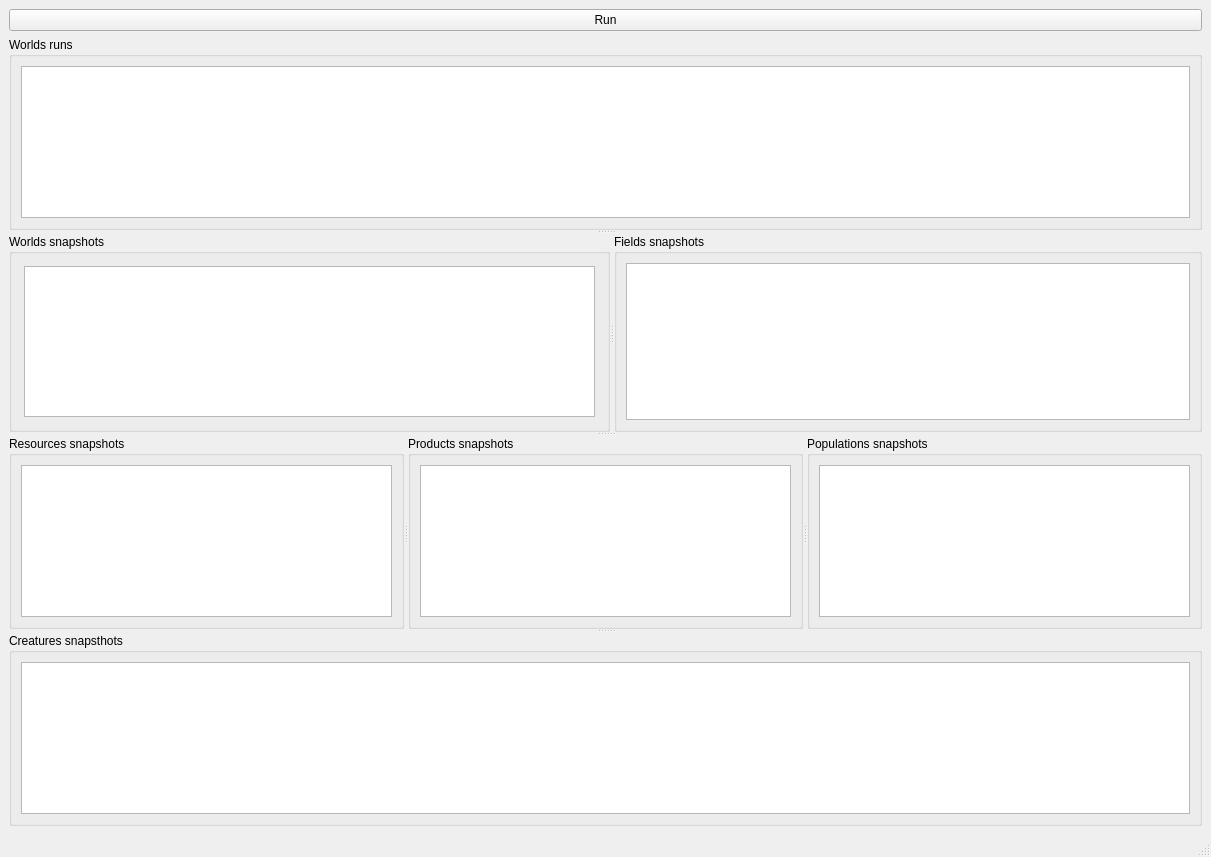
Before: the Qt Designer form browser/mainwindow.ui in wkoziej/simulacrum, drawn with Qt 5.
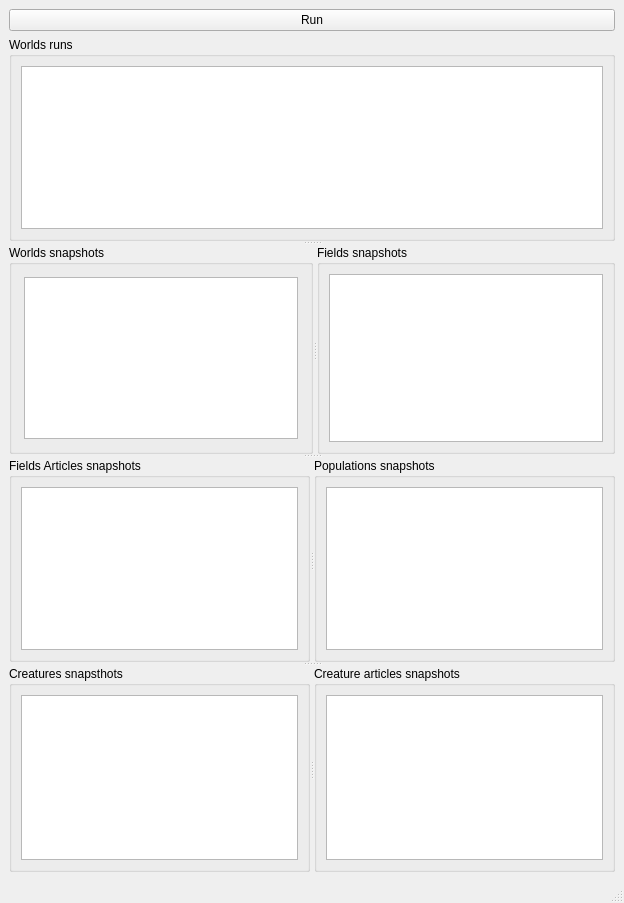
After: the same form once the commit is applied.

```diff
--- a/browser/mainwindow.ui
+++ b/browser/mainwindow.ui
@@ -6,16 +6,27 @@
    <rect>
     <x>0</x>
     <y>0</y>
-    <width>1211</width>
-    <height>857</height>
+    <width>624</width>
+    <height>903</height>
    </rect>
   </property>
   <property name="windowTitle">
    <string>MainWindow</string>
   </property>
   <widget class="QWidget" name="centralwidget">
-   <layout class="QGridLayout" name="gridLayout_8">
+   <layout class="QGridLayout" name="gridLayout_5">
+    <item row="0" column="0">
+     <widget class="QPushButton" name="pushButton">
+      <property name="text">
+       <string>Run</string>
+      </property>
+     </widget>
+    </item>
     <item row="1" column="0">
+     <widget class="QSplitter" name="splitter_5">
+      <property name="orientation">
+       <enum>Qt::Vertical</enum>
+      </property>
      <widget class="QSplitter" name="splitter_3">
       <property name="orientation">
        <enum>Qt::Vertical</enum>
@@ -65,19 +76,9 @@
        <property name="orientation">
         <enum>Qt::Horizontal</enum>
        </property>
-       <widget class="QGroupBox" name="groupBox_5">
-        <property name="title">
-         <string>Resources snapshots </string>
-        </property>
-        <layout class="QGridLayout" name="gridLayout_5">
-         <item row="0" column="1">
-          <widget class="QTableView" name="fieldResourcesTableView"/>
-         </item>
-        </layout>
-       </widget>
        <widget class="QGroupBox" name="groupBox_6">
         <property name="title">
-         <string>Products snapshots</string>
+          <string>Fields Articles snapshots</string>
         </property>
         <layout class="QGridLayout" name="gridLayout_6">
          <item row="0" column="0">
@@ -96,24 +97,33 @@
         </layout>
        </widget>
       </widget>
+      </widget>
+      <widget class="QSplitter" name="splitter_4">
+       <property name="orientation">
+        <enum>Qt::Horizontal</enum>
+       </property>
       <widget class="QGroupBox" name="groupBox_7">
        <property name="title">
         <string>Creatures snapsthots</string>
        </property>
-       <layout class="QGridLayout" name="gridLayout_7">
-        <item row="0" column="0">
+        <layout class="QHBoxLayout" name="horizontalLayout">
+         <item>
          <widget class="QTableView" name="populationCreaturesTableView"/>
         </item>
        </layout>
       </widget>
-     </widget>
-    </item>
-    <item row="0" column="0">
-     <widget class="QPushButton" name="pushButton">
-      <property name="text">
-       <string>Run</string>
-      </property>
-     </widget>
+       <widget class="QGroupBox" name="groupBox_5">
+        <property name="title">
+         <string>Creature articles snapshots </string>
+        </property>
+        <layout class="QHBoxLayout" name="horizontalLayout_2">
+         <item>
+          <widget class="QTableView" name="creatureArticlesTableView"/>
+         </item>
+        </layout>
+       </widget>
+      </widget>
+     </widget>
     </item>
    </layout>
   </widget>
```
Left out of the diff: 15 changed lines with no effect on the pictures. Lines whose indentation alone changed are shown as unchanged.
